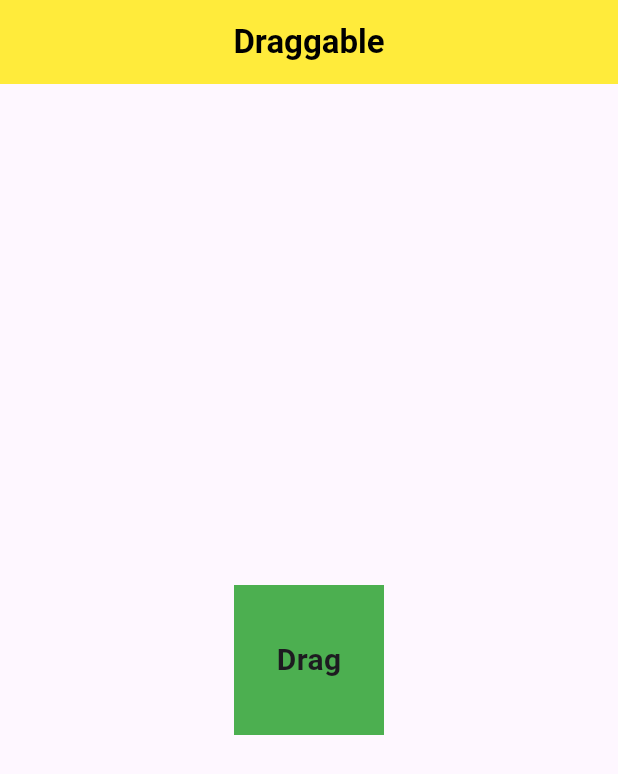
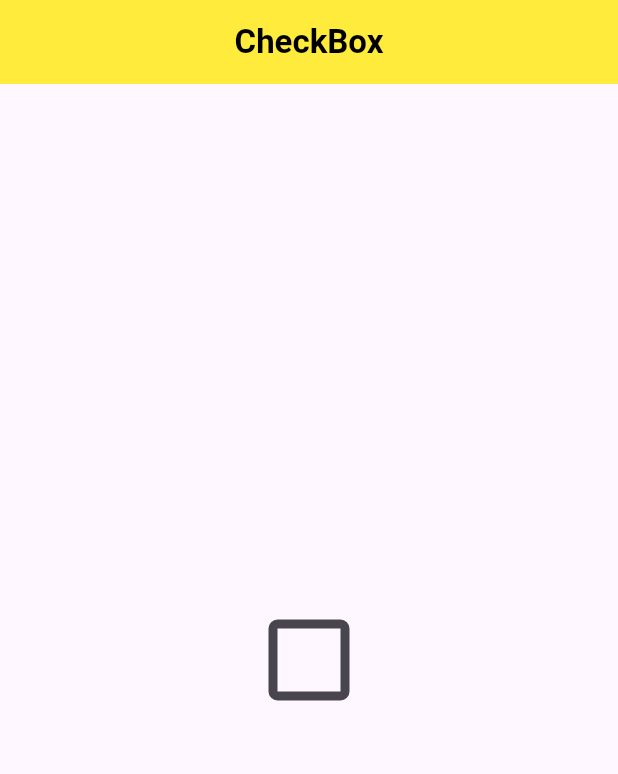
Before and after one commit to kumarbaberwal/flutter-cheatsheet, a Flutter app: the screen it shows after launch, on a phone screen of 412 x 824 dp. Shown: the top 774 px of the screen. Run offline on Flutter 3.47's test engine with Material 3 defaults, Android fonts, the phone set to English and light mode, and no system bars.

Commit message:
checkbox widget

```diff
--- a/lib/main.dart
+++ b/lib/main.dart
@@ -1,4 +1,4 @@
-import 'package:cheatsheet/widgets/draggable.dart';
+import 'package:cheatsheet/widgets/checkbox.dart';
 import 'package:flutter/material.dart';
 
 void main() => runApp(const MyApp());
@@ -12,7 +12,7 @@
       debugShowCheckedModeBanner: false,
       theme:
           ThemeData(brightness: Brightness.light, primaryColor: Colors.yellow),
-      home: const DraggableWidget(),
+      home: const CheckboxWidget(),
     );
   }
 }
--- a/lib/widgets/checkbox.dart
+++ b/lib/widgets/checkbox.dart
@@ -0,0 +1,42 @@
+import 'package:flutter/material.dart';
+
+class CheckboxWidget extends StatefulWidget {
+  const CheckboxWidget({super.key});
+
+  @override
+  State<CheckboxWidget> createState() => _CheckboxWidgetState();
+}
+
+class _CheckboxWidgetState extends State<CheckboxWidget> {
+  bool _value = false;
+  @override
+  Widget build(BuildContext context) {
+    return Scaffold(
+      appBar: AppBar(
+        backgroundColor: Colors.yellow,
+        centerTitle: true,
+        title: const Text(
+          'CheckBox',
+          style: TextStyle(fontWeight: FontWeight.bold, color: Colors.black),
+        ),
+      ),
+      body: Center(
+        child: Transform.scale(
+          scale: 3,
+          child: Checkbox(
+            value: _value,
+            activeColor: Colors.green,
+            overlayColor: const WidgetStatePropertyAll(Colors.yellow),
+            checkColor: Colors.black,
+            // fillColor: const WidgetStatePropertyAll(Colors.yellow),
+            onChanged: (bool? value) {
+              setState(() {
+                _value = value!;
+              });
+            },
+          ),
+        ),
+      ),
+    );
+  }
+}
```
